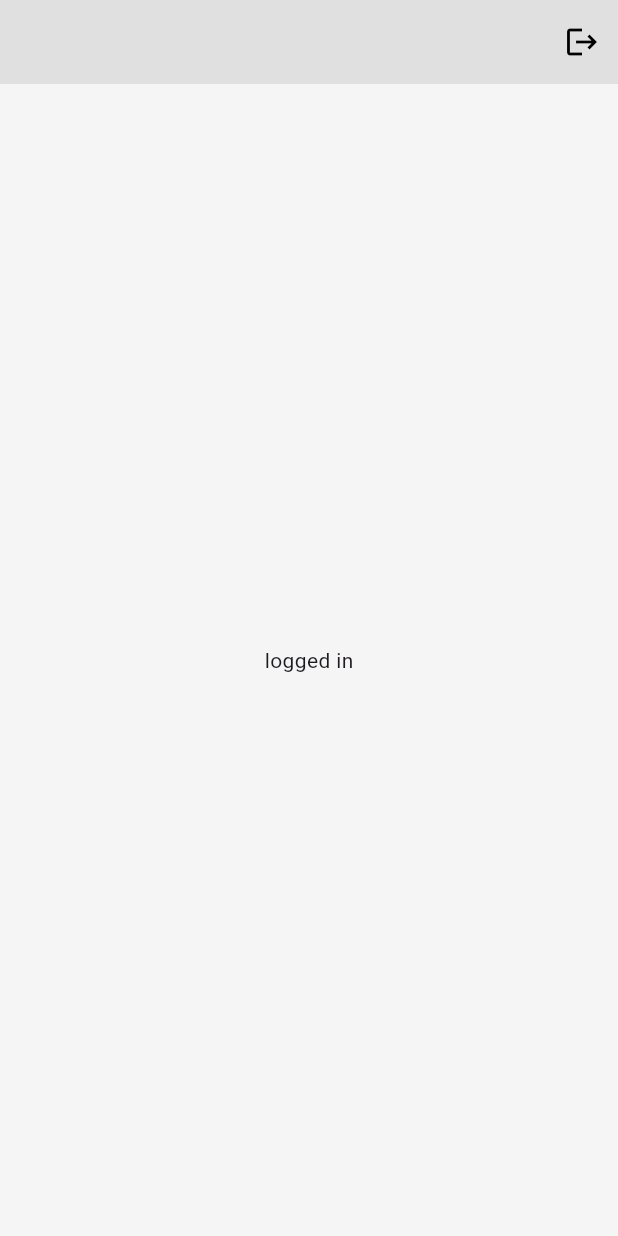
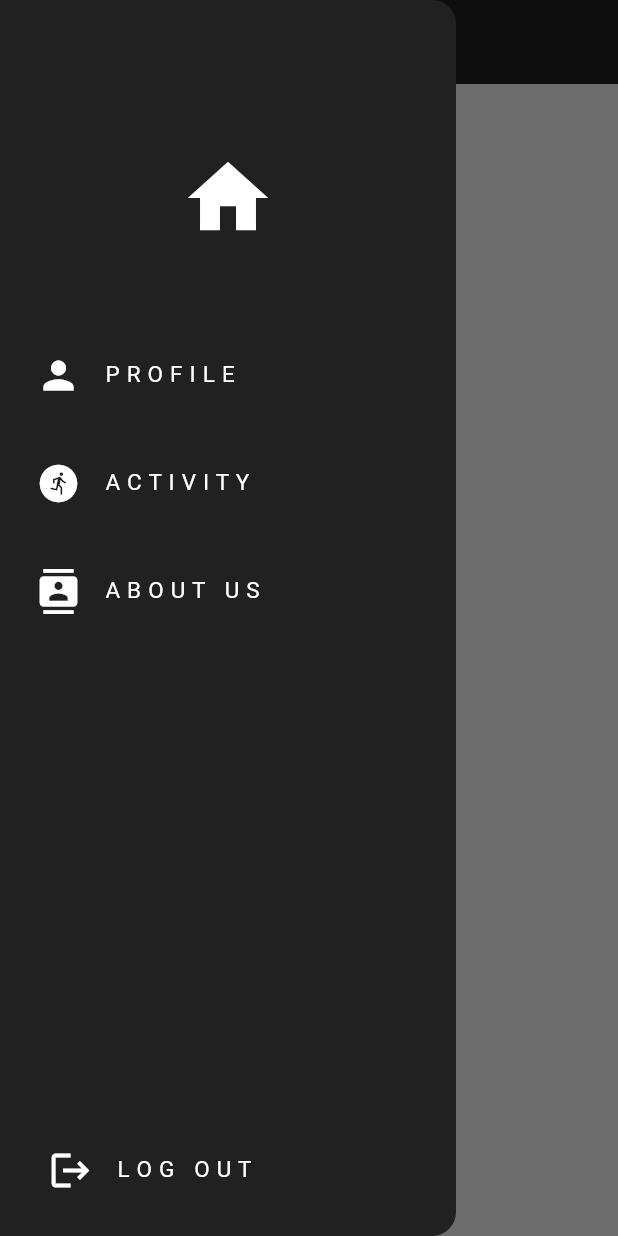
Before and after one commit to FIU-MOSAIC/wearableGestureRecognitionSystem, a Flutter app: the screen it shows once a user with an empty profile is signed in, with the side drawer open (before the commit the screen has no drawer), on a phone screen of 412 x 824 dp. Run offline on Flutter 3.47's test engine with Material 3 defaults, Android fonts, the phone set to English and light mode, and no system bars; our stand-ins replace firebase_auth, firebase_core, google_sign_in; accounts and stored records are empty; network calls fail.

Commit message:
created drawer in the home page for easy navigation created profile page (empty for now) created list tile for the drawer adjusted some ui elemnts for better user experience

```diff
--- /dev/null
+++ b/mobileApp/gesture_detection/lib/components/Drawer.dart
@@ -0,0 +1,62 @@
+import 'package:flutter/material.dart';
+import 'package:gesture_detection/components/ListTile.dart';
+
+class MyDrawer extends StatefulWidget {
+  final void Function()? onProfileTap;
+  final void Function()? signOut;
+
+  const MyDrawer({
+    super.key,
+    required this.onProfileTap,
+    required this.signOut,
+  });
+
+  @override
+  State<MyDrawer> createState() => _MyDrawerState();
+}
+
+class _MyDrawerState extends State<MyDrawer> {
+  @override
+  Widget build(BuildContext context) {
+    return Drawer(
+      backgroundColor: Colors.grey[900],
+      child: Column(
+        mainAxisAlignment: MainAxisAlignment.spaceBetween,
+        children: [
+          Column(
+            children: [
+              const SizedBox(height: 100.0),
+          const Icon(
+            Icons.home,
+            color: Colors.white,
+            size: 64,
+          ),
+          const SizedBox(height: 50.0),
+          MyListTile(
+            icon: Icons.person,
+            text: "P R O F I L E",
+            onTap: widget.onProfileTap,
+          ),
+          const MyListTile(
+            icon: Icons.run_circle,
+            text: "A C T I V I T Y",
+          ),
+          MyListTile(
+            icon: Icons.contacts,
+            text: "A B O U T   U S",
+          ),
+            ],
+          ),
+          Padding(
+            padding: const EdgeInsets.all(8.0),
+            child: MyListTile(
+              icon: Icons.logout,
+              text: "L O G   O U T",
+              onTap: widget.signOut,
+            ),
+          ),
+        ],
+      ),
+    );
+  }
+}
--- /dev/null
+++ b/mobileApp/gesture_detection/lib/components/ListTile.dart
@@ -0,0 +1,33 @@
+import 'package:flutter/material.dart';
+
+class MyListTile extends StatelessWidget {
+  final IconData icon;
+  final String text;
+  final void Function()? onTap; // Added onTap as a class variable
+
+  const MyListTile({
+    super.key,
+    required this.icon,
+    required this.text,
+    this.onTap, // Assign onTap to the class variable
+  });
+
+  @override
+  Widget build(BuildContext context) {
+    return Padding(
+      padding: const EdgeInsets.all(8.0),
+      child: ListTile(
+        leading: Icon(
+          icon,
+          color: Colors.white,
+          size: 30.0,
+        ),
+        title: Text(
+          text,
+          style: const TextStyle(color: Colors.white, fontSize: 15),
+        ),
+        onTap: onTap, // Use the onTap function in ListTile
+      ),
+    );
+  }
+}
--- a/mobileApp/gesture_detection/lib/pages/forgot password page.dart
+++ b/mobileApp/gesture_detection/lib/pages/forgot password page.dart
@@ -35,7 +35,7 @@ class _ForgotPasswordPageState extends State<ForgotPasswordPage> {
       backgroundColor: Colors.grey[300],
       appBar: AppBar(
         backgroundColor: Colors.grey[100],
-        title: const Text('Forgot Password'),
+        title: const Text('Forgot Password?'),
       ),
       body: Center(
         child: Column(
--- a/mobileApp/gesture_detection/lib/pages/home page.dart
+++ b/mobileApp/gesture_detection/lib/pages/home page.dart
@@ -1,19 +1,46 @@
 import 'package:firebase_auth/firebase_auth.dart';
 import 'package:flutter/material.dart';
+import 'package:gesture_detection/components/Drawer.dart';
+import 'package:gesture_detection/pages/profile page.dart';
 
-class HomePage extends StatelessWidget {
+class HomePage extends StatefulWidget {
   const HomePage({super.key});
 
-  //sign out method
-  void signUserOut () {
+  @override
+  State<HomePage> createState() => _HomePageState();
+}
+
+class _HomePageState extends State<HomePage> {
+  // Sign out method
+  void signUserOut() {
     FirebaseAuth.instance.signOut();
+  }
+
+  void goToProfilePage() {
+    // Pop the drawer
+    Navigator.pop(context);
+    // Go to profile page
+    Navigator.push(
+      context,
+      MaterialPageRoute(
+        builder: (context) => const ProfilePage(),
+      ),
+    );
   }
 
   @override
   Widget build(BuildContext context) {
     return Scaffold(
-      backgroundColor: Colors.grey[100],
-      appBar: AppBar(actions: [IconButton(onPressed: signUserOut, icon: const Icon(Icons.logout),color: Colors.black,)], backgroundColor: Colors.grey[300],),
+      backgroundColor: Colors.grey[200],
+      appBar: AppBar(
+        title: const Text('Home Page'),
+        backgroundColor: Colors.grey[900],
+        foregroundColor: Colors.white,
+      ),
+      drawer: MyDrawer(
+        signOut: signUserOut,
+        onProfileTap: goToProfilePage,
+      ),
       body: const Center(child: Text('logged in')),
     );
   }
--- a/mobileApp/gesture_detection/lib/pages/register page.dart
+++ b/mobileApp/gesture_detection/lib/pages/register page.dart
@@ -147,7 +147,7 @@ class _RegisterPageState extends State<RegisterPage> {
                   text: 'Sign up',
                   onTap: signUserUp,
                 ),
-                const SizedBox(height: 40),
+                const SizedBox(height: 35),
                 Padding(
                   padding: const EdgeInsets.symmetric(horizontal: 20.0),
                   child: Row(
@@ -174,7 +174,7 @@ class _RegisterPageState extends State<RegisterPage> {
                     ],
                   ),
                 ),
-                const SizedBox(height: 40),
+                const SizedBox(height: 35),
                 Row(
                   mainAxisAlignment: MainAxisAlignment.center,
                   children: [
--- a/mobileApp/gesture_detection/pubspec.yaml
+++ b/mobileApp/gesture_detection/pubspec.yaml
@@ -19,7 +19,7 @@ publish_to: 'none' # Remove this line if you wish to publish to pub.dev
 version: 1.0.0+1
 
 environment:
-  sdk: '3.4.0'
+  sdk: '3.4.1'
 
 # Dependencies specify other packages that your package needs in order to work.
 # To automatically upgrade your package dependencies to the latest versions
```
Also changed, not shown: mobileApp/gesture_detection/lib/pages/login page.dart (+8 -6 lines), mobileApp/gesture_detection/lib/pages/profile page.dart (added, +39 -0 lines), mobileApp/gesture_detection/pubspec.lock.
